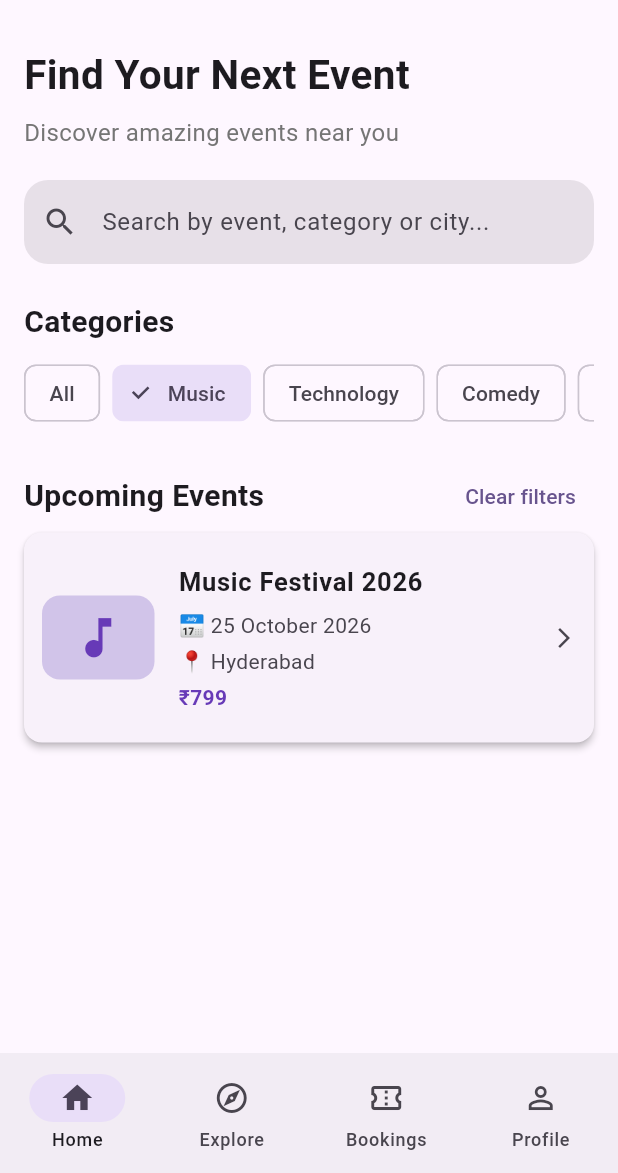
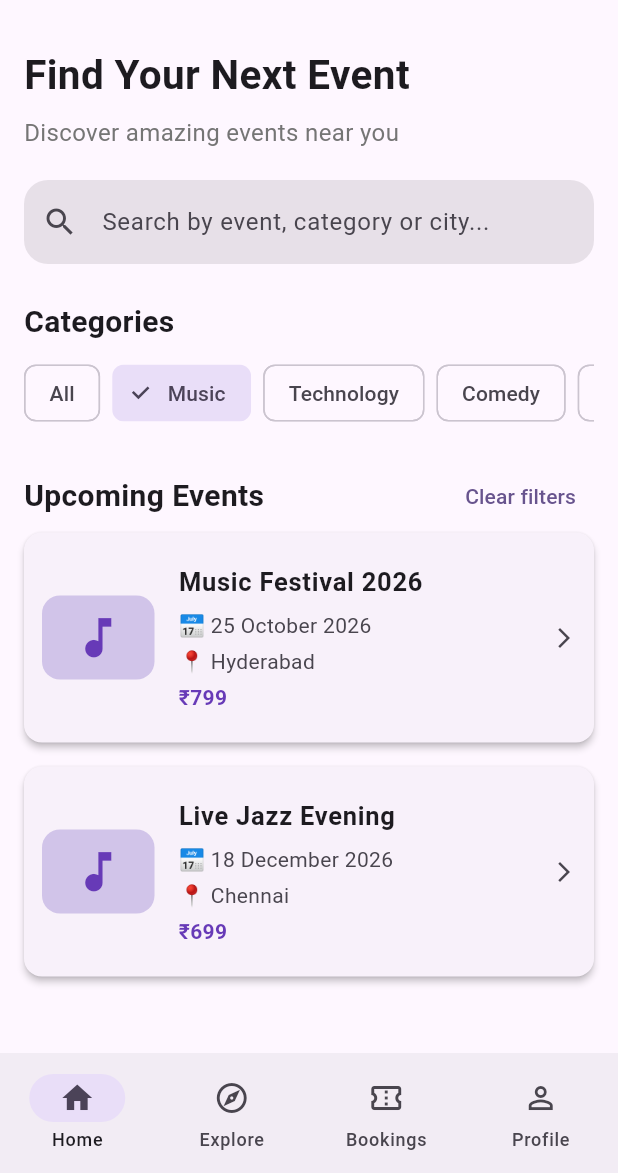
Before and after one commit to inishkalsagar-ai/Flutter-Project-Event-Booking-App-, a Flutter app: the screen it shows after launch, after a tap on "Music", on a phone screen of 412 x 824 dp, the part 63-1236 px from its top. Run offline on Flutter 3.47's test engine with Material 3 defaults, Android fonts, the phone set to English and light mode, and no system bars; our stand-ins replace shared_preferences.

Commit message:
Expand event catalogue with more sample events

```diff
--- a/lib/data/event_data.dart
+++ b/lib/data/event_data.dart
@@ -56,4 +56,34 @@ final List<Event> events = [
     description:
         'Explore beautiful artwork, traditional culture and creative exhibitions.',
   ),
+  Event(
+    id: '6',
+    title: 'Photography Workshop',
+    category: 'Arts',
+    location: 'Hyderabad',
+    date: '5 December 2026',
+    time: '10:00 AM',
+    price: '₹399',
+    description: 'Learn practical photography skills, camera basics and creative composition from experienced photographers.',
+  ),
+  Event(
+    id: '7',
+    title: 'Startup Networking Meetup',
+    category: 'Technology',
+    location: 'Bangalore',
+    date: '12 December 2026',
+    time: '4:00 PM',
+    price: '₹599',
+    description: 'Connect with founders, developers and people building exciting new products.',
+  ),
+  Event(
+    id: '8',
+    title: 'Live Jazz Evening',
+    category: 'Music',
+    location: 'Chennai',
+    date: '18 December 2026',
+    time: '7:30 PM',
+    price: '₹699',
+    description: 'Enjoy a relaxed evening of live jazz performances and talented local musicians.',
+  ),
 ];
```
